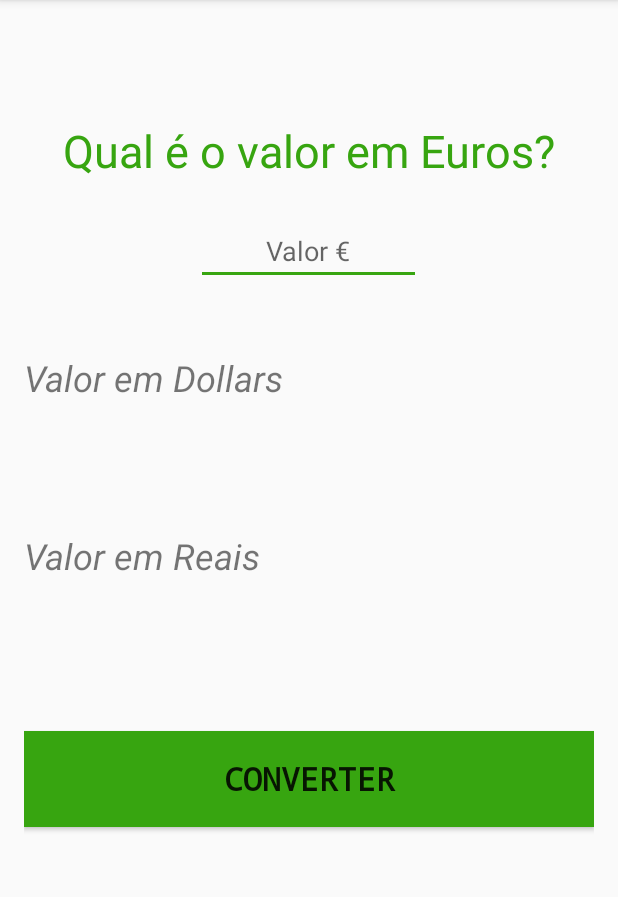
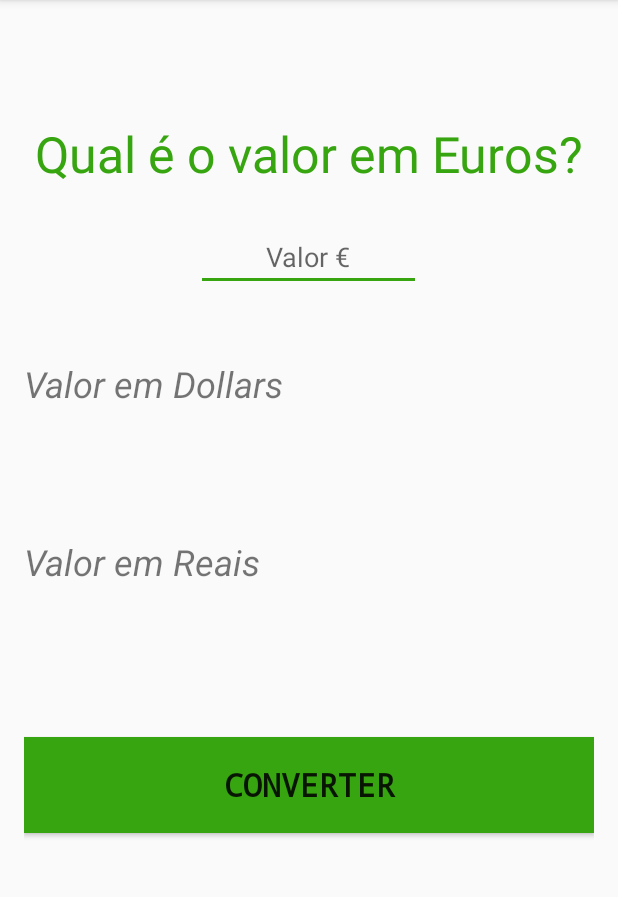
Before and after one commit to NNCoelho/ConversorMoedas, an Android app: the screen it shows after launch (MainActivity), on a phone screen of 412 x 824 dp, the part 84-981 px from its top. Run offline under Robolectric (Android 15) with nearby library versions, the phone set to English and light mode, and no system bars.

Commit message:
2nd commit

```diff
--- a/app/src/main/res/layout/activity_main.xml
+++ b/app/src/main/res/layout/activity_main.xml
@@ -16,7 +16,7 @@
         android:layout_marginTop="64dp"
         android:text="@string/qual_o_valor_em_euros"
         android:textColor="@color/colorAccent"
-        android:textSize="30sp" />
+        android:textSize="33sp" />
 
     <EditText
         android:id="@+id/edit_valor"
```
